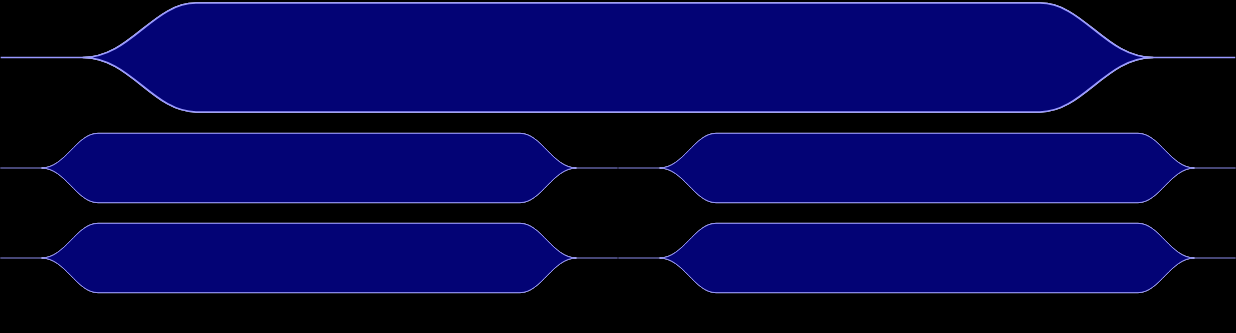
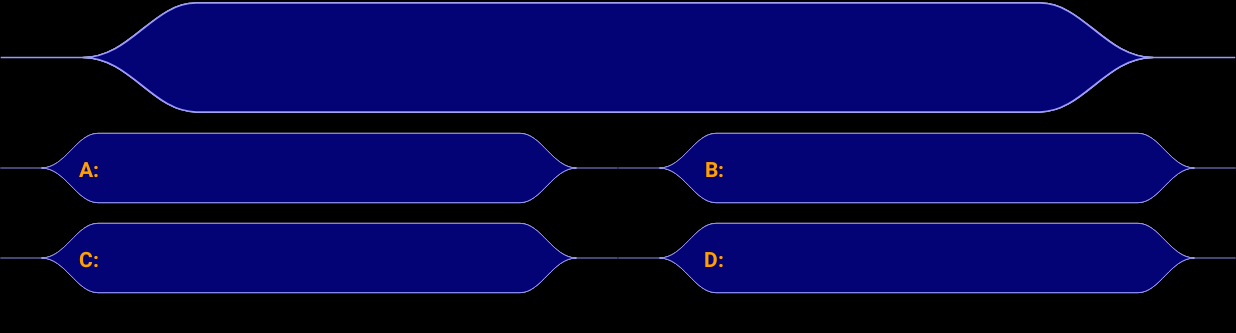
Before and after one commit to NeoRaidenX/Android-Kotlin-MillionaireGameServer, an Android app: the QuestionFragment screen opened through its navigation route, on a phone screen of 824 x 412 dp (held sideways). Shown: the part 277-610 px from the top of the screen. Run offline under Robolectric (Android 15) with nearby library versions, the phone set to English and light mode, and no system bars; our stand-ins replace Dagger/Hilt's generated code, Room's generated code.

Commit message:
MVP functional

```diff
--- a/app/src/main/java/com/example/millionairegameserver/Actions.kt
+++ b/app/src/main/java/com/example/millionairegameserver/Actions.kt
@@ -31,6 +31,7 @@ object Actions {
     const val LIFE_SHOW_PPL_CHOICE = prefix + "showpplchoice"
     const val LIFE_SHOW_CLOCK = prefix + "showclock"
     const val LIFE_SHOW_50 = prefix + "show50"
+    const val LIFE_TABLE_SHOW_REWARD = prefix + "showtablerew"
 
     const val LIFE_TOGGLE_GROUP = prefix + "togglelifegroup"
     const val LIFE_TOGGLE_CHART = prefix + "togglelifechart"
@@ -41,6 +42,7 @@ object Actions {
     const val CONFIG_SHOW_TABLE = prefix + "showtable"
     const val CONFIG_SELECT_QUEST = prefix + "selectquest"
     const val CONFIG_NAV_QUEST = prefix + "nav_quest"
+    const val CONFIG_RESET_UI = prefix + "resetui"
 
     const val MSG_DATA = prefix + "msgdata"
     const val START_FOREGROUND = prefix + "startforeground"
--- a/app/src/main/java/com/example/millionairegameserver/repository/Repository.kt
+++ b/app/src/main/java/com/example/millionairegameserver/repository/Repository.kt
@@ -37,4 +37,5 @@ interface Repository {
     fun navigateQuestion()
     fun navigateOpening()
     fun showAllOptions()
+    fun showTableNextReward()
 }
--- a/app/src/main/java/com/example/millionairegameserver/ui/fragments/PersonFragment.kt
+++ b/app/src/main/java/com/example/millionairegameserver/ui/fragments/PersonFragment.kt
@@ -72,11 +72,11 @@ import kotlin.system.measureNanoTime
 
     override fun onPause() {
         super.onPause()
+        unregisterReceiver()
         exoPlayer.stop()
         exoPlayer.release()
         mediaPlayer.stop()
         mediaPlayer.release()
-        unregisterReceiver()
     }
 
     private fun initPlayer() {
--- a/app/src/main/java/com/example/millionairegameserver/ui/fragments/QuestionFragment.kt
+++ b/app/src/main/java/com/example/millionairegameserver/ui/fragments/QuestionFragment.kt
@@ -98,8 +98,8 @@ class QuestionFragment : Fragment() {
                     Log.d(TAG, "fragment_question: ")
                 }
                 else -> {
-                    viewModel.sendResetUi()
-                    unregisterReceiver()
+                    //viewModel.sendResetUi()
+                    //unregisterReceiver()
                 }
             }
         }
@@ -114,6 +114,49 @@ class QuestionFragment : Fragment() {
 
         binding = FragmentQuestionBinding.inflate(inflater, container, false)
 
+        viewLifecycleOwner.lifecycleScope.launch {
+            viewLifecycleOwner.repeatOnLifecycle(Lifecycle.State.STARTED) {
+
+                launch {
+                    viewModel.uiState.collect { currentQuestion ->
+                        Log.d(TAG, "collect : ${currentQuestion.javaClass.name}")
+                        when (currentQuestion) {
+                            is CurrentQuestionUiState.Error -> showError(currentQuestion.e)
+                            is CurrentQuestionUiState.Success -> {
+                                updateQuestionView(currentQuestion.currentQuestion)
+                                Log.d(TAG, "Success: ${currentQuestion.currentQuestion.uid}")
+                            }
+                            is CurrentQuestionUiState.ShowQuestion -> playIntroQuestion()
+                            is CurrentQuestionUiState.ShowOption -> showOption(AnswersEnum.values()[currentQuestion.position])
+                            is CurrentQuestionUiState.MarkAnswer -> markAnswer(AnswersEnum.values()[currentQuestion.position])
+                            is CurrentQuestionUiState.CorrectAnswer -> correctAnswer(AnswersEnum.values()[currentQuestionModel.correct])
+                            is CurrentQuestionUiState.ResetQuestionUi -> {}
+                            is CurrentQuestionUiState.ShowFifty -> showFifty()
+                            is CurrentQuestionUiState.UpdateSuccess -> {
+                                Toast.makeText(requireContext(), "${currentQuestion.position + 1}", Toast.LENGTH_SHORT).show()
+                                viewModel.sendLoadCurrentQuestion()
+
+                            }
+                        }
+                    }
+                }
+
+                launch {
+                    viewModel.lifelinesState.collect { lifelines ->
+                        when(lifelines) {
+                            is LifelinesUiState.Error -> {}
+                            is LifelinesUiState.Success -> updateLifelines(lifelines.lifeline)
+                        }
+                    }
+                }
+            }
+        }
+
+        return binding.root
+
+    }
+
+    private fun loadBackground() {
         playerview = binding.playerview
 
         exoPlayer = ExoPlayer.Builder(requireContext()).build()
@@ -135,41 +178,6 @@ class QuestionFragment : Fragment() {
                 Log.d(TAG, "onPlaybackStateChanged: $playbackState")
             }
         })
-
-        viewLifecycleOwner.lifecycleScope.launch {
-            viewLifecycleOwner.repeatOnLifecycle(Lifecycle.State.STARTED) {
-
-                launch {
-                    viewModel.uiState.collect { currentQuestion ->
-                        Log.d(TAG, "collect onCreateView: ${currentQuestion.javaClass.name}")
-                        when (currentQuestion) {
-                            is CurrentQuestionUiState.Error -> showError(currentQuestion.e)
-                            is CurrentQuestionUiState.Success -> {
-                                updateQuestionView(currentQuestion.currentQuestion)
-                            }
-                            is CurrentQuestionUiState.ShowQuestion -> showQuestion()
-                            is CurrentQuestionUiState.ShowOption -> showOption(AnswersEnum.values()[currentQuestion.position])
-                            is CurrentQuestionUiState.MarkAnswer -> markAnswer(AnswersEnum.values()[currentQuestion.position])
-                            is CurrentQuestionUiState.CorrectAnswer -> correctAnswer(AnswersEnum.values()[currentQuestionModel.correct])
-                            is CurrentQuestionUiState.ResetQuestionUi -> resetUiState()
-                            is CurrentQuestionUiState.ShowFifty -> showFifty()
-                        }
-                    }
-                }
-
-                launch {
-                    viewModel.lifelinesState.collect { lifelines ->
-                        when(lifelines) {
-                            is LifelinesUiState.Error -> {}
-                            is LifelinesUiState.Success -> updateLifelines(lifelines.lifeline)
-                        }
-                    }
-                }
-            }
-        }
-
-        return binding.root
-
     }
 
     private fun showFifty() {
@@ -198,6 +206,8 @@ class QuestionFragment : Fragment() {
     }*/
 
     private fun resetUiState() {
+        Log.d(TAG, "resetUiState: ")
+        loadBackground()
         binding.questionTitle.text = ""
         binding.ansA.text = ""
         binding.ansB.text = ""
@@ -293,9 +303,8 @@ class QuestionFragment : Fragment() {
     private fun updateQuestionView(currentQuestion: QuestionModel) {
         Log.d(TAG, "updateQuestionView: ")
         currentQuestionModel = currentQuestion
-        playIntroQuestion()
         //selectSongAndPlay()
-        Toast.makeText(requireContext(), currentQuestion.uid.toString(), Toast.LENGTH_SHORT).show()
+        //Toast.makeText(requireContext(), currentQuestion.uid.toString(), Toast.LENGTH_SHORT).show()
     }
 
     private fun playAnswerSound(answerType: SongTypeEnum) {
@@ -307,11 +316,8 @@ class QuestionFragment : Fragment() {
         when (answerType) {
             SongTypeEnum.CORRECT_ANSWER -> {
                 mediaPlayer = when(currentQuestionModel.uid + 1) {
-                    in 18..19 -> {
+                    in 16..19 -> {
                         MediaPlayer.create(requireContext(), R.raw.correct_hard_ans)
-                    }
-                    20 -> {
-                        MediaPlayer.create(requireContext(), R.raw.correct_final_ans)
                     }
                     else -> {
                         MediaPlayer.create(requireContext(), R.raw.correct_answer)
@@ -351,6 +357,7 @@ class QuestionFragment : Fragment() {
         mediaPlayer.setOnCompletionListener {
             Log.d(TAG, "OnCompletionListener: ")
             selectSongAndPlay()
+            showQuestion()
         }
     }
 
@@ -419,18 +426,35 @@ class QuestionFragment : Fragment() {
         super.onViewCreated(view, savedInstanceState)
         Log.d(TAG, "onViewCreated: ")
         registerReceiver()
-        resetUiState()
+
         viewModel.sendLoadCurrentQuestion()
+
         /*lifecycleScope.launch {
             delay(1000)
             viewModel.getCurrentQuestion()
         }*/
     }
 
+    override fun onStart() {
+        super.onStart()
+        Log.d(TAG, "onStart: ")
+    }
+
+    override fun onResume() {
+        super.onResume()
+        Log.d(TAG, "onResume: ")
+        resetUiState()
+    }
+
     override fun onPause() {
         super.onPause()
-        mediaPlayer.stop()
-        mediaPlayer.release()
+        viewModel.sendResetUi()
+        try {
+            mediaPlayer.stop()
+            mediaPlayer.release()
+        } catch (e: Exception) {
+            Log.d(TAG, "onPause: $e")
+        }
         exoPlayer.stop()
         exoPlayer.release()
     }
--- a/app/src/main/java/com/example/millionairegameserver/ui/viewmodel/QuestionViewModel.kt
+++ b/app/src/main/java/com/example/millionairegameserver/ui/viewmodel/QuestionViewModel.kt
@@ -51,4 +51,6 @@ sealed class CurrentQuestionUiState {
 
     data class ResetQuestionUi(val position: Int): CurrentQuestionUiState()
     data class CorrectAnswer(val position: Int): CurrentQuestionUiState()
+
+    data class UpdateSuccess(val position: Int): CurrentQuestionUiState()
 }
--- a/app/src/main/java/com/example/millionairegameserver/ui/viewmodel/RewardViewModel.kt
+++ b/app/src/main/java/com/example/millionairegameserver/ui/viewmodel/RewardViewModel.kt
@@ -17,7 +17,8 @@ class RewardViewModel @Inject constructor(
 }
 
 sealed class RewardUiState {
-    data class Success(val reward: String): RewardUiState()
+    data class Success(val reward: String, val isLastReward: Boolean): RewardUiState()
+    data class Loading(val position: Int): RewardUiState()
     data class Error(val e: Throwable): RewardUiState()
 
 }
--- a/app/src/main/java/com/example/millionairegameserver/ui/viewmodel/TableViewModel.kt
+++ b/app/src/main/java/com/example/millionairegameserver/ui/viewmodel/TableViewModel.kt
@@ -22,5 +22,6 @@ class TableViewModel @Inject constructor(
 
 sealed class CurrentRewardUiState {
     data class Success(val position: Int): CurrentRewardUiState()
+    data class Loading(val position: Int): CurrentRewardUiState()
     data class Error(val e: Throwable): CurrentRewardUiState()
 }
--- a/app/src/main/res/layout/fragment_question.xml
+++ b/app/src/main/res/layout/fragment_question.xml
@@ -45,7 +45,10 @@
         android:layout_height="0dp"
         android:textColor="@color/white"
         android:layout_marginHorizontal="120dp"
+        android:textStyle="bold"
         android:gravity="center"
+        android:textSize="20sp"
+        android:text="test"
         app:layout_constraintTop_toTopOf="@id/question_title_bg"
         app:layout_constraintBottom_toBottomOf="@id/question_title_bg"
         app:layout_constraintStart_toStartOf="parent"
@@ -63,11 +66,25 @@
         app:layout_constraintTop_toBottomOf="@id/question_title_bg"/>
 
     <TextView
+        android:id="@+id/ans_a_init"
+        android:layout_width="wrap_content"
+        android:layout_height="wrap_content"
+        android:text="A:"
+        android:textStyle="bold"
+        android:textColor="@color/reward_bg"
+        android:layout_marginStart="32dp"
+        app:layout_constraintStart_toStartOf="parent"
+        app:layout_constraintEnd_toStartOf="@id/ans_a"
+        app:layout_constraintTop_toTopOf="@id/ans_a_bg"
+        app:layout_constraintBottom_toBottomOf="@id/ans_a_bg"/>
+
+
+    <TextView
         android:id="@+id/ans_a"
         android:layout_width="0dp"
-        android:layout_height="0dp"
-        android:layout_marginHorizontal="64dp"
-        android:gravity="center"
+        android:layout_height="wrap_content"
+        android:layout_marginStart="86dp"
+        android:layout_marginEnd="72dp"
         android:textColor="@color/white"
         app:layout_constraintStart_toStartOf="parent"
         app:layout_constraintEnd_toStartOf="@id/guideline_vertical"
@@ -89,12 +106,25 @@
     <TextView
         android:id="@+id/ans_b"
         android:layout_width="0dp"
-        android:layout_height="0dp"
-        android:layout_marginHorizontal="64dp"
-        android:gravity="center"
+        android:layout_height="wrap_content"
+        android:layout_marginStart="86dp"
+        android:layout_marginEnd="72dp"
         android:textColor="@color/white"
         app:layout_constraintStart_toEndOf="@id/guideline_vertical"
         app:layout_constraintEnd_toEndOf="parent"
+        app:layout_constraintTop_toTopOf="@id/ans_b_bg"
+        app:layout_constraintBottom_toBottomOf="@id/ans_b_bg"/>
+
+    <TextView
+        android:id="@+id/ans_b_init"
+        android:layout_width="wrap_content"
+        android:layout_height="wrap_content"
+        android:text="B:"
+        android:textStyle="bold"
+        android:textColor="@color/reward_bg"
+        android:layout_marginStart="42dp"
+        app:layout_constraintStart_toEndOf="@id/guideline_vertical"
+        app:layout_constraintEnd_toStartOf="@id/ans_b"
         app:layout_constraintTop_toTopOf="@id/ans_b_bg"
         app:layout_constraintBottom_toBottomOf="@id/ans_b_bg"/>
 
@@ -112,12 +142,25 @@
     <TextView
         android:id="@+id/ans_c"
         android:layout_width="0dp"
-        android:layout_height="0dp"
-        android:layout_marginHorizontal="64dp"
-        android:gravity="center"
+        android:layout_height="wrap_content"
+        android:layout_marginStart="86dp"
+        android:layout_marginEnd="72dp"
         android:textColor="@color/white"
         app:layout_constraintStart_toStartOf="parent"
         app:layout_constraintEnd_toStartOf="@id/guideline_vertical"
+        app:layout_constraintTop_toTopOf="@id/ans_c_bg"
+        app:layout_constraintBottom_toBottomOf="@id/ans_c_bg"/>
+
+    <TextView
+        android:id="@+id/ans_c_init"
+        android:layout_width="wrap_content"
+        android:layout_height="wrap_content"
+        android:text="C:"
+        android:textStyle="bold"
+        android:textColor="@color/reward_bg"
+        android:layout_marginStart="32dp"
+        app:layout_constraintStart_toStartOf="parent"
+        app:layout_constraintEnd_toStartOf="@id/ans_a"
         app:layout_constraintTop_toTopOf="@id/ans_c_bg"
         app:layout_constraintBottom_toBottomOf="@id/ans_c_bg"/>
 
@@ -135,12 +178,26 @@
     <TextView
         android:id="@+id/ans_d"
         android:layout_width="0dp"
-        android:layout_height="0dp"
+        android:layout_height="wrap_content"
         android:layout_marginHorizontal="64dp"
-        android:gravity="center"
         android:textColor="@color/white"
+        android:layout_marginStart="86dp"
+        android:layout_marginEnd="72dp"
         app:layout_constraintStart_toEndOf="@id/guideline_vertical"
         app:layout_constraintEnd_toEndOf="parent"
+        app:layout_constraintTop_toTopOf="@id/ans_d_bg"
+        app:layout_constraintBottom_toBottomOf="@id/ans_d_bg"/>
+
+    <TextView
+        android:id="@+id/ans_d_init"
+        android:layout_width="wrap_content"
+        android:layout_height="wrap_content"
+        android:text="D:"
+        android:textStyle="bold"
+        android:textColor="@color/reward_bg"
+        android:layout_marginStart="42dp"
+        app:layout_constraintStart_toEndOf="@id/guideline_vertical"
+        app:layout_constraintEnd_toStartOf="@id/ans_d"
         app:layout_constraintTop_toTopOf="@id/ans_d_bg"
         app:layout_constraintBottom_toBottomOf="@id/ans_d_bg"/>
 
```
Also changed, not shown: app/src/main/assets/questions.json (+240 -32 lines), app/src/main/java/com/example/millionairegameserver/RewardTableEnum.kt (+10 -10 lines), app/src/main/java/com/example/millionairegameserver/repository/DataRepository.kt (+25 -3 lines), app/src/main/java/com/example/millionairegameserver/ui/RewardTableAdapter.kt (+22 -1 lines), app/src/main/java/com/example/millionairegameserver/ui/fragments/RewardFragment.kt (+22 -17 lines), app/src/main/java/com/example/millionairegameserver/ui/fragments/TableFragment.kt (+8 -1 lines).
